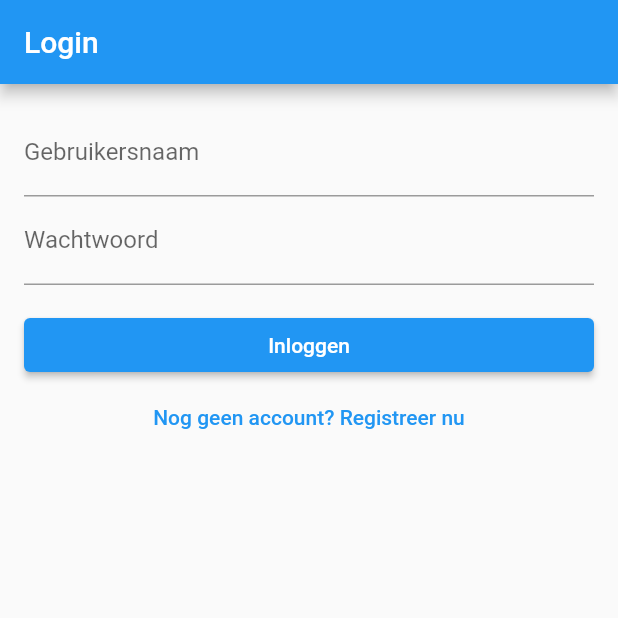
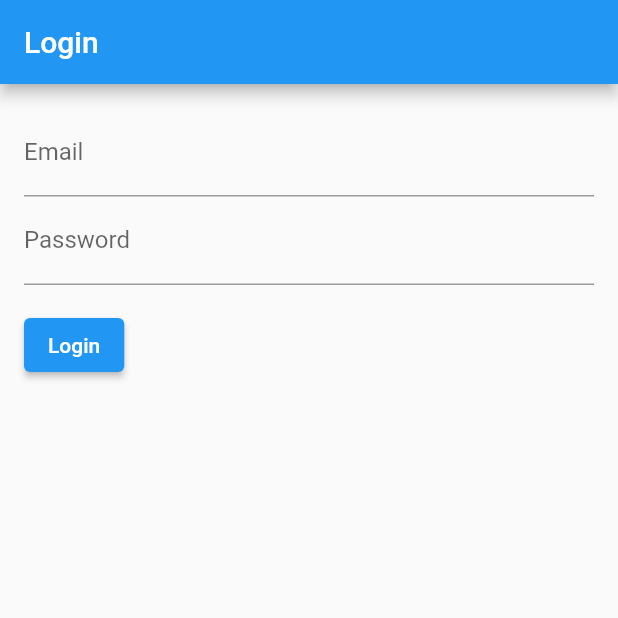
Before and after one commit to hamza2140/ParkeerApp, a Flutter app: the screen it shows after launch, on a phone screen of 412 x 824 dp, the top half of it. Run offline on Flutter 3.47's test engine with Material 2 defaults, Android fonts, the phone set to English and light mode, and no system bars; our stand-ins replace firebase_auth, firebase_core, flutter_map, latlong2; accounts and stored records are empty.

Commit message:
error gefiksed en map in orde

```diff
--- a/lib/main.dart
+++ b/lib/main.dart
@@ -2,9 +2,17 @@ import 'package:flutter/material.dart';
 import 'package:flutter_map/flutter_map.dart';
 import 'package:latlong2/latlong.dart';
 import 'package:firebase_auth/firebase_auth.dart';
-import 'vehicles.dart';
+import 'package:firebase_core/firebase_core.dart';
+import 'firebase_options.dart';
+//import 'vehicles.dart';
 
-void main() => runApp(MyApp());
+void main() async {
+  WidgetsFlutterBinding.ensureInitialized();
+  await Firebase.initializeApp(
+    options: DefaultFirebaseOptions.currentPlatform,
+  );
+  runApp(MyApp());
+}
 
 class MyApp extends StatelessWidget {
   final FirebaseAuth _auth = FirebaseAuth.instance;
@@ -13,96 +21,76 @@ class MyApp extends StatelessWidget {
   Widget build(BuildContext context) {
     return MaterialApp(
       title: 'Login',
-      home: LoginPage(auth: _auth),
+      home: LoginPage(),
     );
   }
 }
 
 class LoginPage extends StatefulWidget {
-  LoginPage({Key? key, required this.auth}) : super(key: key);
-
-  final FirebaseAuth auth;
-
   @override
   _LoginPageState createState() => _LoginPageState();
 }
 
 class _LoginPageState extends State<LoginPage> {
-  String? _username;
-  String? _password;
+  final _formKey = GlobalKey<FormState>();
+  final _emailController = TextEditingController();
+  final _passwordController = TextEditingController();
+  final _auth = FirebaseAuth.instance;
+
   String? _errorMessage;
-  bool _isLoginForm = true;
-  final _formKey = GlobalKey<FormState>();
-
-  void _submit() async {
-    if (_formKey.currentState!.validate()) {
-      _formKey.currentState!.save();
-
-      try {
-        UserCredential userCredential;
-        if (_isLoginForm) {
-          userCredential = await widget.auth.signInWithEmailAndPassword(
-              email: _username!, password: _password!);
-        } else {
-          userCredential = await widget.auth.createUserWithEmailAndPassword(
-              email: _username!, password: _password!);
-        }
-
-        Navigator.push(
-          context,
-          MaterialPageRoute(builder: (context) => MyCustomWidget()),
-        );
-      } on FirebaseAuthException catch (e) {
-        setState(() {
-          _errorMessage = 'Ongeldige gebruikersnaam of wachtwoord';
-        });
-      } catch (e) {
-        print(e);
-      }
-    }
-  }
-
-  void _toggleFormMode() {
-    setState(() {
-      _isLoginForm = !_isLoginForm;
-    });
-  }
 
   @override
   Widget build(BuildContext context) {
     return Scaffold(
-      appBar: AppBar(title: Text('Login')),
-      body: SingleChildScrollView(
-        child: Container(
-          padding: EdgeInsets.all(16.0),
+      appBar: AppBar(
+        title: Text('Login'),
+      ),
+      body: Padding(
+        padding: const EdgeInsets.all(16.0),
         child: Form(
           key: _formKey,
           child: Column(
-              crossAxisAlignment: CrossAxisAlignment.stretch,
-              children: <Widget>[
+            crossAxisAlignment: CrossAxisAlignment.start,
+            children: [
               TextFormField(
-                  decoration: InputDecoration(labelText: 'Gebruikersnaam'),
-                  validator: (value) =>
-                      value!.isEmpty ? 'Gebruikersnaam is verplicht' : null,
-                  onSaved: (value) => _username = value,
+                controller: _emailController,
+                decoration: InputDecoration(labelText: 'Email'),
+                validator: (value) {
+                  if (value!.isEmpty) {
+                    return 'Please enter your email';
+                  }
+                  return null;
+                },
               ),
               TextFormField(
-                  decoration: InputDecoration(labelText: 'Wachtwoord'),
+                controller: _passwordController,
+                decoration: InputDecoration(labelText: 'Password'),
                 obscureText: true,
-                  validator: (value) =>
-                      value!.isEmpty ? 'Wachtwoord is verplicht' : null,
-                  onSaved: (value) => _password = value,
+                validator: (value) {
+                  if (value!.isEmpty) {
+                    return 'Please enter your password';
+                  }
+                  return null;
+                },
               ),
               SizedBox(height: 16.0),
               ElevatedButton(
-                  onPressed: _submit,
-                  child: Text(_isLoginForm ? 'Inloggen' : 'Registreren'),
-                ),
-                TextButton(
-                  onPressed: _toggleFormMode,
-                  child: Text(_isLoginForm
-                      ? 'Nog geen account? Registreer nu'
-                      : 'Heb je al een account? Log in'),
+                onPressed: () async {
+                  if (_formKey.currentState!.validate()) {
+                    try {
+                      final user = await _auth.signInWithEmailAndPassword(
+                          email: _emailController.text.trim(),
+                          password: _passwordController.text.trim());
+
+// Navigate to the home screen after successful login
+                    } on FirebaseAuthException catch (e) {
+                      setState(() {
+                        _errorMessage = e.message;
+                      });
+                    }
+                  }
+                },
+                child: Text('Login'),
               ),
               if (_errorMessage != null)
                 Text(
@@ -113,11 +101,11 @@ class _LoginPageState extends State<LoginPage> {
           ),
         ),
       ),
-      ),
     );
   }
 }
 
+// open map form
 class MyCustomWidget extends StatelessWidget {
   @override
   Widget build(BuildContext context) {
--- a/pubspec.yaml
+++ b/pubspec.yaml
@@ -4,14 +4,16 @@ publish_to: "none"
 version: 0.1.0
 
 environment:
-  sdk: ">=2.19.3 <3.0.0"
+  sdk: ">=2.19.6 <3.0.0"
 
 dependencies:
   flutter:
     sdk: flutter
   flutter_map: ^3.1.0
   latlong2: ^0.8.1
-  firebase_auth: ^3.0.2
+  firebase_auth: ^4.4.0
+  firebase_core: ^2.9.0
+  cloud_firestore: ^4.5.0
 
 dev_dependencies:
   flutter_test:
```
Also changed, not shown: lib/firebase_options.dart (added), pubspec.lock, 7 other files. Lines whose indentation alone changed are shown as unchanged.
